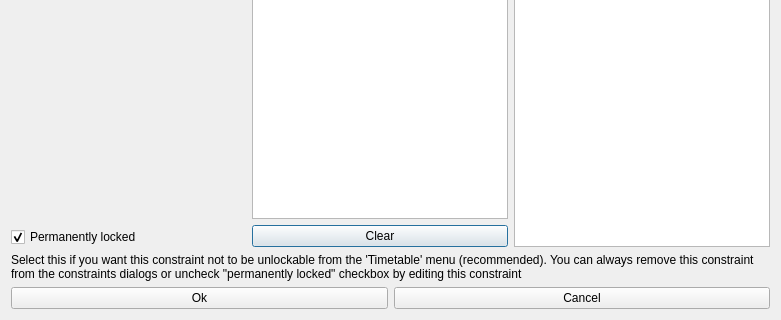
Qt form fet/src/interface/modifyconstraintactivitypreferredroomform_template.ui (vonmecheln/fet) before a commit; both pictures show x 0 to 781 and y 243 to 563 of the 781 by 563 pixel window.
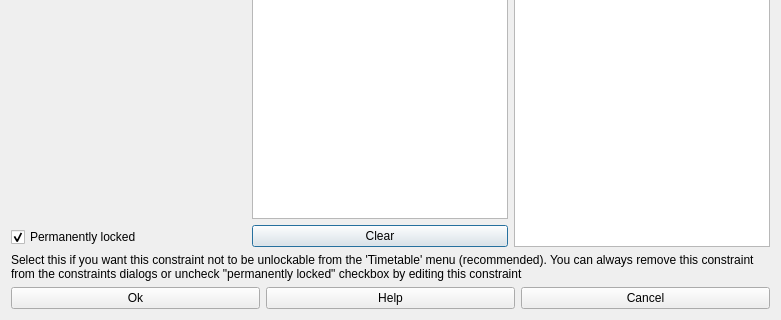
The same form after that commit.

```diff
--- a/fet/src/interface/modifyconstraintactivitypreferredroomform_template.ui
+++ b/fet/src/interface/modifyconstraintactivitypreferredroomform_template.ui
@@ -192,6 +192,13 @@
        </property>
       </widget>
      </item>
+     <item>
+      <widget class="QPushButton" name="helpPushButton">
+       <property name="text">
+        <string>Help</string>
+       </property>
+      </widget>
+     </item>
      <item>
       <widget class="QPushButton" name="cancelPushButton">
        <property name="text">
```
